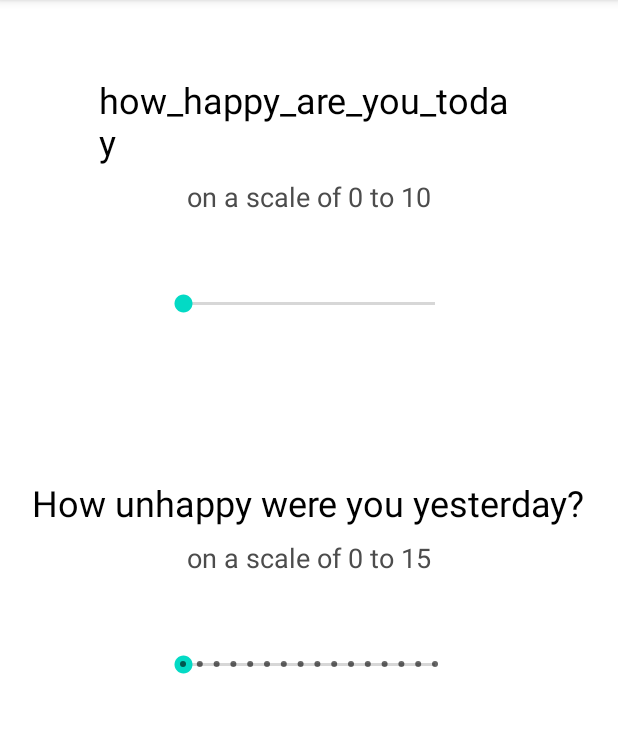
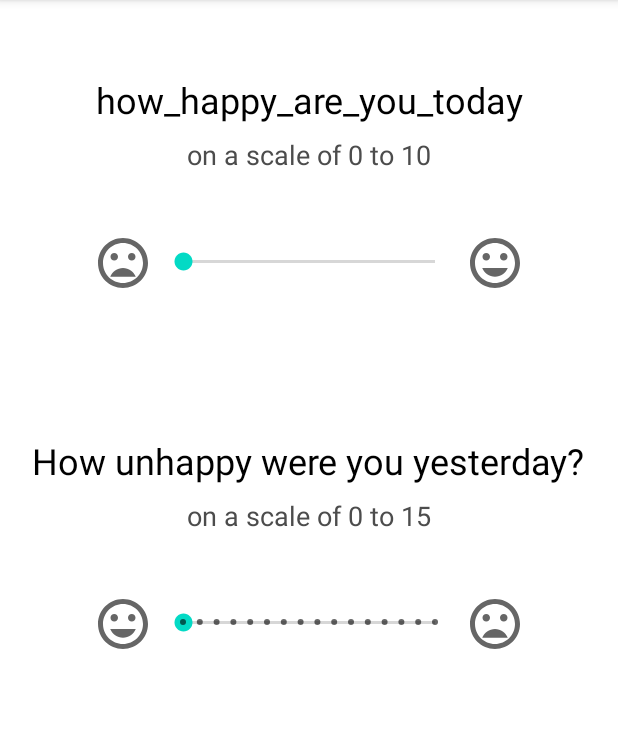
Before and after one commit to siomarapantarotto/android-seek-bar, an Android app: the screen it shows after launch (MainActivity), on a phone screen of 412 x 824 dp, the part 84-817 px from its top. Run offline under Robolectric (Android 15) with nearby library versions, the phone set to English and light mode, and no system bars.

```diff
--- a/app/src/main/res/layout/activity_main.xml
+++ b/app/src/main/res/layout/activity_main.xml
@@ -8,7 +8,7 @@
 
     <TextView
         android:id="@+id/textViewHowHappy"
-        android:layout_width="280dp"
+        android:layout_width="wrap_content"
         android:layout_height="wrap_content"
         android:layout_marginTop="50dp"
         android:text="@string/how_happy_are_you_today"
@@ -96,5 +96,57 @@
         app:layout_constraintStart_toStartOf="parent"
         app:layout_constraintTop_toBottomOf="@+id/seekBarUnhappiness" />
 
+    <ImageView
+        android:id="@+id/imageView"
+        android:layout_width="40dp"
+        android:layout_height="40dp"
+        android:layout_marginStart="60dp"
+        android:layout_marginTop="40dp"
+        android:layout_marginEnd="2dp"
+        android:contentDescription="@string/unhappy_face"
+        app:layout_constraintEnd_toStartOf="@+id/seekBarHappiness"
+        app:layout_constraintStart_toStartOf="parent"
+        app:layout_constraintTop_toBottomOf="@+id/textViewHappyScale"
+        app:srcCompat="@drawable/ic_baseline_mood_unhappy_24" />
+
+    <ImageView
+        android:id="@+id/imageView2"
+        android:layout_width="40dp"
+        android:layout_height="40dp"
+        android:layout_marginStart="2dp"
+        android:layout_marginTop="40dp"
+        android:layout_marginEnd="60dp"
+        android:contentDescription="@string/happy_face"
+        app:layout_constraintEnd_toEndOf="parent"
+        app:layout_constraintStart_toEndOf="@+id/seekBarHappiness"
+        app:layout_constraintTop_toBottomOf="@+id/textViewHappyScale"
+        app:srcCompat="@drawable/ic_baseline_mood_happy_24" />
+
+    <ImageView
+        android:id="@+id/imageView3"
+        android:layout_width="40dp"
+        android:layout_height="40dp"
+        android:layout_marginStart="60dp"
+        android:layout_marginTop="40dp"
+        android:layout_marginEnd="2dp"
+        android:contentDescription="@string/happy_face"
+        app:layout_constraintEnd_toStartOf="@+id/seekBarUnhappiness"
+        app:layout_constraintStart_toStartOf="parent"
+        app:layout_constraintTop_toBottomOf="@+id/textViewUnhappyScale"
+        app:srcCompat="@drawable/ic_baseline_mood_happy_24" />
+
+    <ImageView
+        android:id="@+id/imageView4"
+        android:layout_width="40dp"
+        android:layout_height="40dp"
+        android:layout_marginStart="2dp"
+        android:layout_marginTop="40dp"
+        android:layout_marginEnd="60dp"
+        android:contentDescription="@string/unhappy_face"
+        app:layout_constraintEnd_toEndOf="parent"
+        app:layout_constraintStart_toEndOf="@+id/seekBarUnhappiness"
+        app:layout_constraintTop_toBottomOf="@+id/textViewUnhappyScale"
+        app:srcCompat="@drawable/ic_baseline_mood_unhappy_24" />
+
 
 </androidx.constraintlayout.widget.ConstraintLayout>
```
